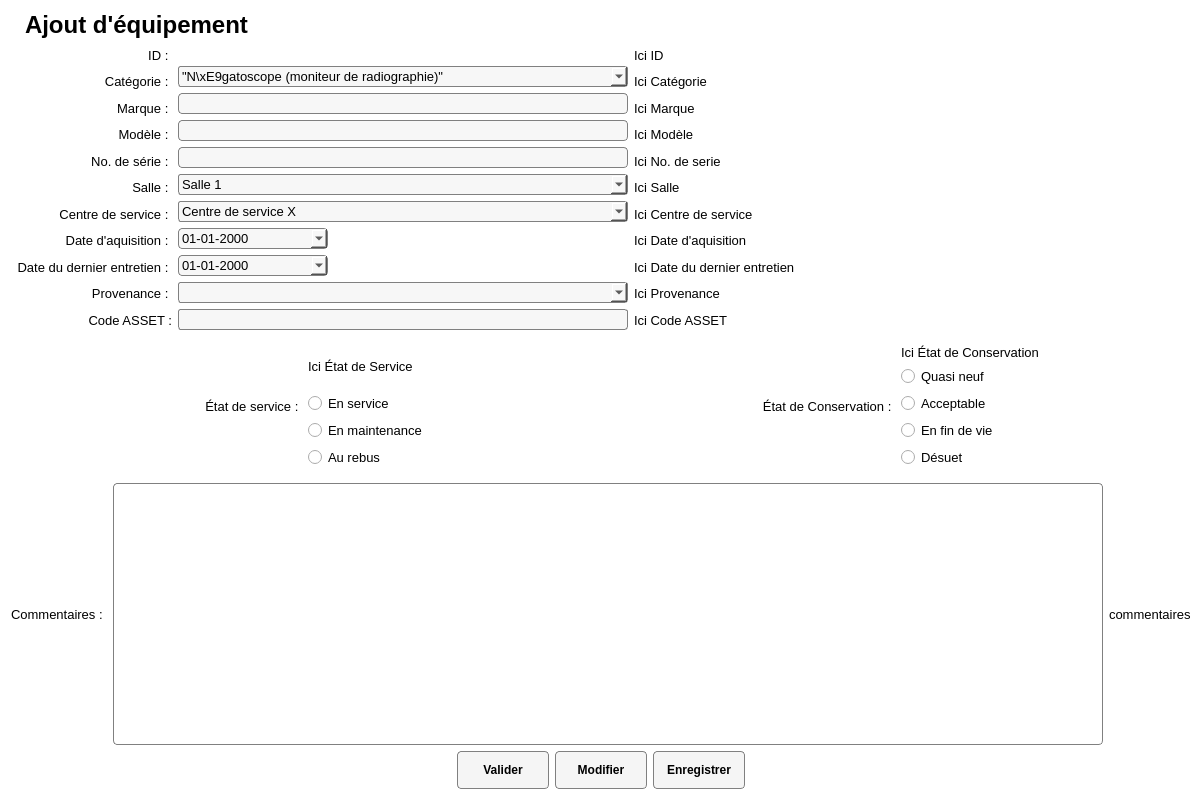
Before: the Qt Designer form Interface/FenetresEnUI/AjoutEquipement.ui in ProjetPC2/SIMM2.0-DEV, drawn with Qt 5.
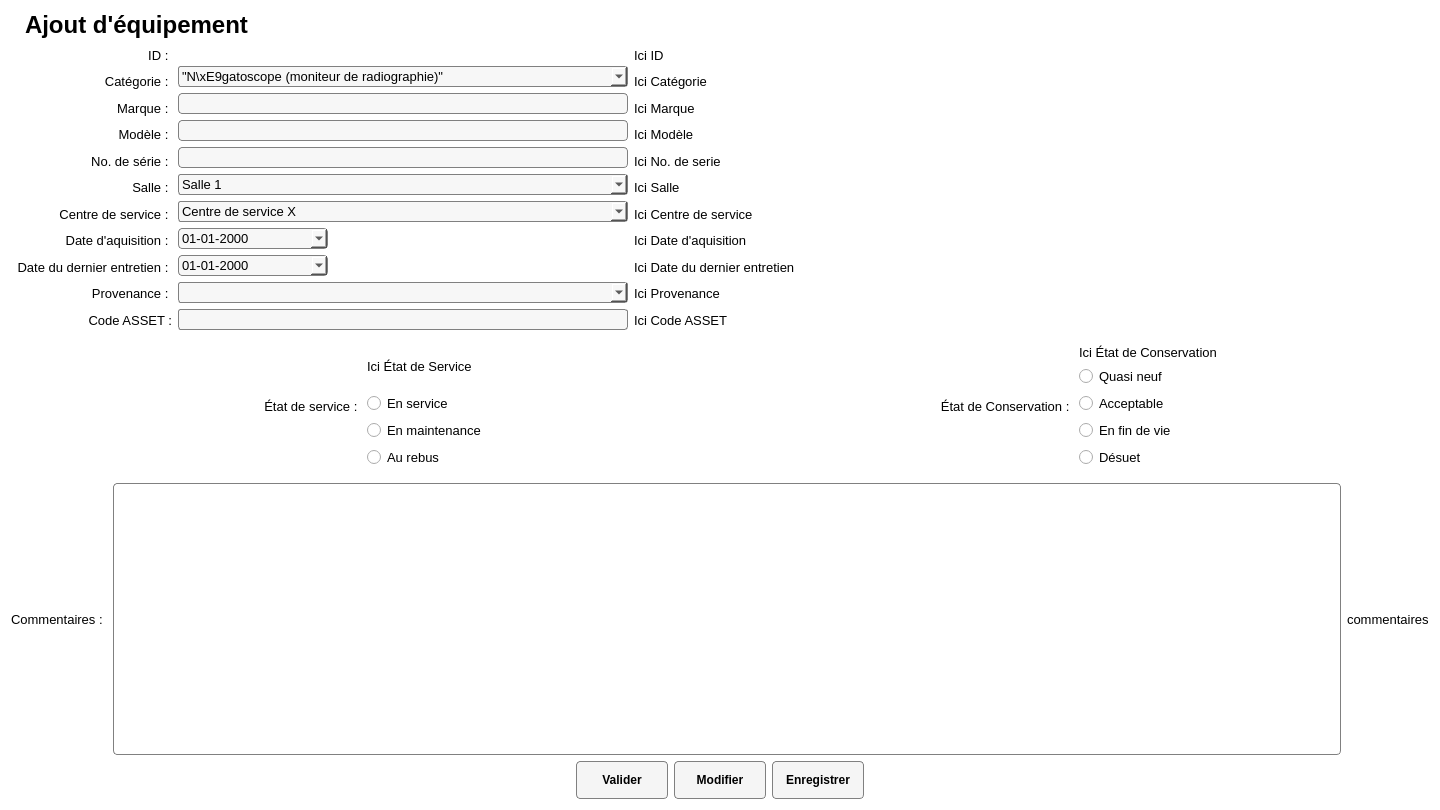
After: the same form once the commit is applied. Icons and pictures are not drawn.

Patch:
```diff
--- a/Interface/FenetresEnUI/AjoutEquipement.ui
+++ b/Interface/FenetresEnUI/AjoutEquipement.ui
@@ -6,8 +6,8 @@
    <rect>
     <x>0</x>
     <y>0</y>
-    <width>1202</width>
-    <height>800</height>
+    <width>1440</width>
+    <height>810</height>
    </rect>
   </property>
   <property name="minimumSize">
```
Left out of the diff: 16 changed lines with no effect on the pictures.
